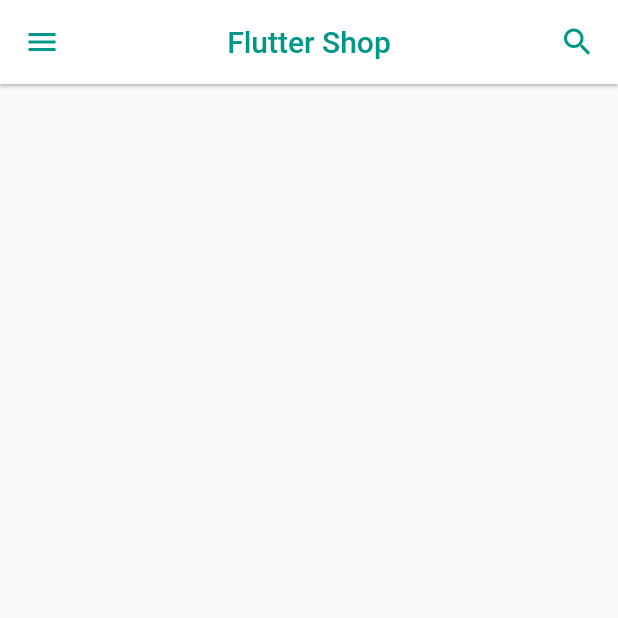
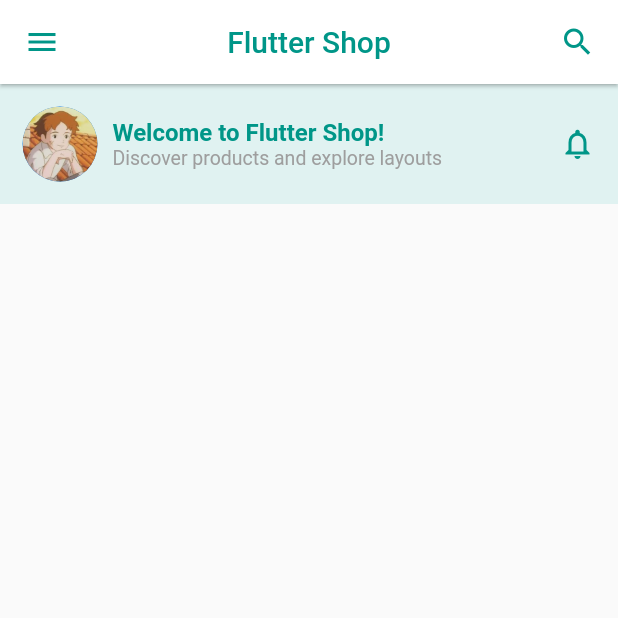
Before and after one commit to SabaFadhl/flutter-shop, a Flutter app: the screen it shows after launch, on a phone screen of 412 x 824 dp, the top half of it. Run offline on Flutter 3.47's test engine with Material 3 defaults, Android fonts, the phone set to English and light mode, and no system bars.

Commit message:
feat: notification bar

```diff
--- a/lib/views/screens/home.dart
+++ b/lib/views/screens/home.dart
@@ -12,7 +12,7 @@ class HomeScreen extends StatelessWidget{
         foregroundColor: Colors.teal,
         actions: [
           Padding(
-            padding: const EdgeInsets.only(right: 15),
+            padding:  EdgeInsets.only(right: 15),
             child: Icon(Icons.search),
           ),
         ],
@@ -22,13 +22,13 @@ class HomeScreen extends StatelessWidget{
           padding: EdgeInsets.zero,
           children: [
             UserAccountsDrawerHeader(
-              decoration: const BoxDecoration(
+              decoration:  BoxDecoration(
                 color: Colors.teal,
                 borderRadius: BorderRadius.only(
                   bottomRight: Radius.circular(40),
                 ),
               ),
-              accountName: const Text(
+              accountName:  Text(
                 'Hello, Student!',
                 style: TextStyle(fontWeight: FontWeight.bold),
               ),
@@ -65,13 +65,50 @@ class HomeScreen extends StatelessWidget{
             Divider(height: 400, endIndent: 40, color: Colors.white,),
             ListTile(
 
-              leading: const Icon(Icons.logout, color: Colors.red),
-              title: const Text('Logout', style: TextStyle(color: Colors.red)),
+              leading:  Icon(Icons.logout, color: Colors.red),
+              title:  Text('Logout', style: TextStyle(color: Colors.red)),
             ),
 
           ],
         ),
       ),
+      body: SingleChildScrollView(
+        child: Column(
+          crossAxisAlignment: CrossAxisAlignment.start,
+          children: [
+            Container(
+              color: Colors.teal[50],
+              padding:  EdgeInsets.all(15),
+              child: Row(
+                children: [
+                   CircleAvatar(
+                    backgroundImage: AssetImage('assets/icons/profile.jpg'),
+                    radius: 25,
+                  ),
+                   SizedBox(width: 10),
+                  Column(
+                    crossAxisAlignment: CrossAxisAlignment.start,
+                    children:  [
+                      Text(
+                        'Welcome to Flutter Shop!',
+                        style: TextStyle(fontWeight: FontWeight.bold, fontSize: 16, color: Colors.teal),
+                      ),
+                      Text(
+                        'Discover products and explore layouts',
+                        style: TextStyle(color: Colors.grey, fontSize: 13),
+                      ),
+                    ],
+                  ),
+                   Spacer(),
+                   Icon(Icons.notifications_none, color: Colors.teal),
+                ],
+              ),
+            ),
+
+          ],
+        ),
+      ),
+
     );
   }
 }
```
